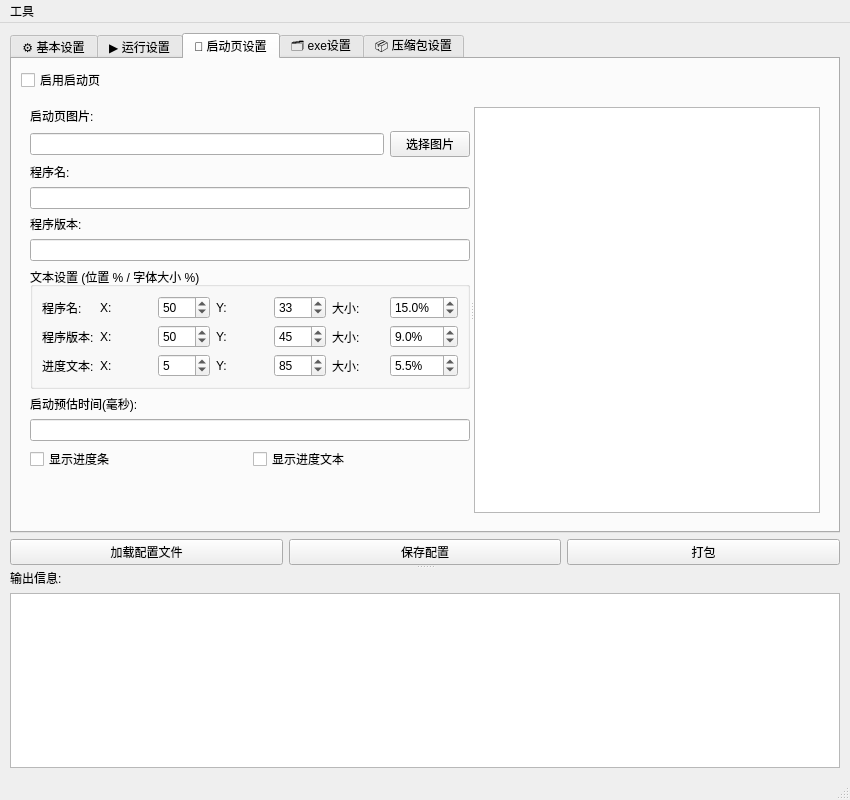
Before: the Qt Designer form packager/ui/jarpackager.ui in xjw580/JarPackager, drawn with Qt 5.
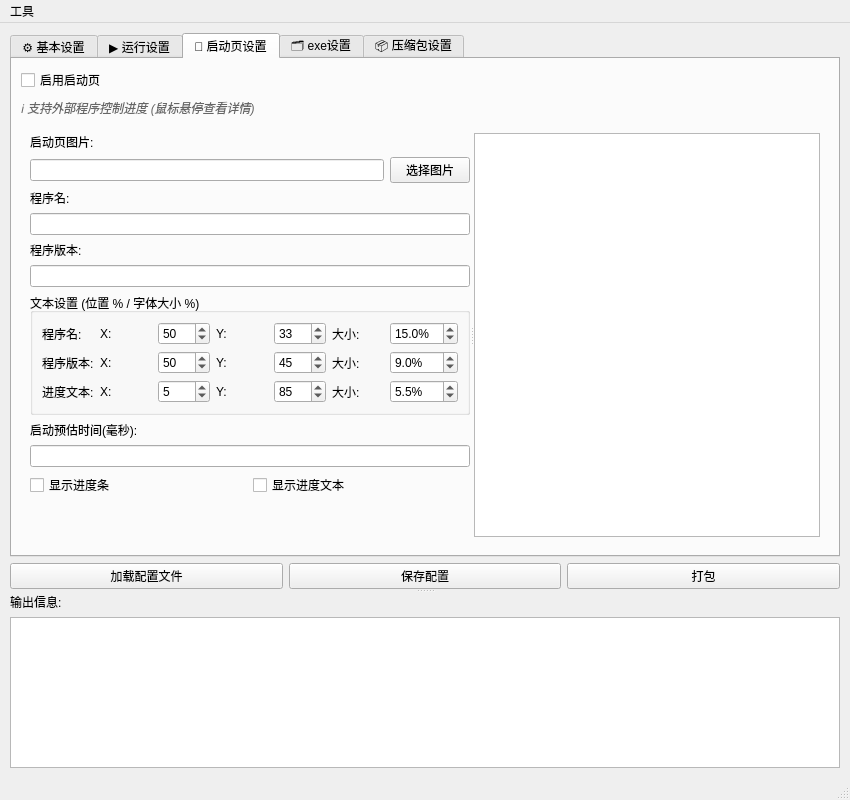
After: the same form once the commit is applied. The open tabs and pages were chosen to show the change.

Diff of the .ui file:
```diff
--- a/packager/ui/jarpackager.ui
+++ b/packager/ui/jarpackager.ui
@@ -394,6 +394,26 @@
                  </property>
                 </widget>
                </item>
+               <item>
+                <widget class="QLabel" name="splashHintLabel">
+                 <property name="toolTip">
+                  <string>可以通过发送 Windows 消息来更新进度条：
+消息ID: WM_USER + 100 (1124)
+wParam: 进度值 (0-100)
+lParam: 0
+
+注意：
+1. 默认自动更新进度。
+2. 一旦收到第一条更新消息，自动更新将立停止，转为完全手动控制。</string>
+                 </property>
+                 <property name="text">
+                  <string>&lt;html&gt;&lt;head/&gt;&lt;body&gt;&lt;p&gt;&lt;span style=&quot; font-size:9pt; font-style:italic; color:#666666;&quot;&gt;ℹ️ 支持外部程序控制进度 (鼠标悬停查看详情)&lt;/span&gt;&lt;/p&gt;&lt;/body&gt;&lt;/html&gt;</string>
+                 </property>
+                 <property name="wordWrap">
+                  <bool>true</bool>
+                 </property>
+                </widget>
+               </item>
                <item>
                 <widget class="QWidget" name="splashImageContentWidget" native="true">
                  <property name="maximumSize">
```
